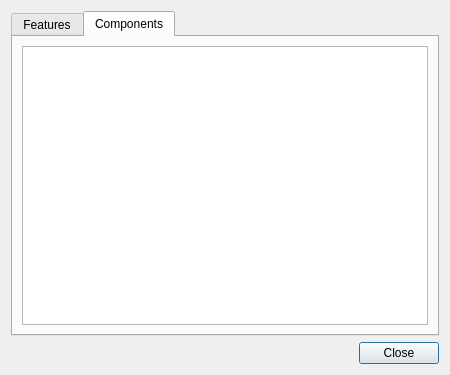
Above: src/componentsystemui/ComponentsDialog.ui from yudjin87/tour_du_monde before the change. Below: the same form after it.
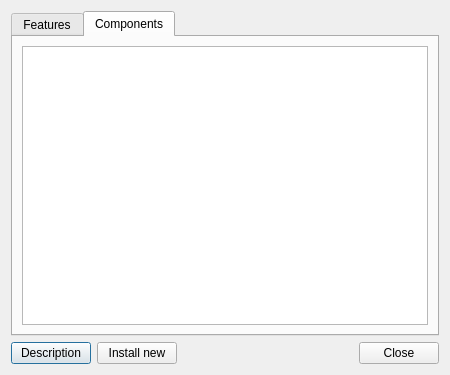
That is the form after the change.

Commit message: InstallComponents command has been partially implemented.

```diff
--- a/src/componentsystemui/ComponentsDialog.ui
+++ b/src/componentsystemui/ComponentsDialog.ui
@@ -69,6 +69,20 @@
    </item>
    <item>
     <layout class="QHBoxLayout" name="horizontalLayout">
+     <item>
+      <widget class="QPushButton" name="descriptionButton">
+       <property name="text">
+        <string>Description</string>
+       </property>
+      </widget>
+     </item>
+     <item>
+      <widget class="QPushButton" name="installButton">
+       <property name="text">
+        <string>Install new</string>
+       </property>
+      </widget>
+     </item>
      <item>
       <spacer name="horizontalSpacer">
        <property name="orientation">
```
The commit also changes 15 other files.
